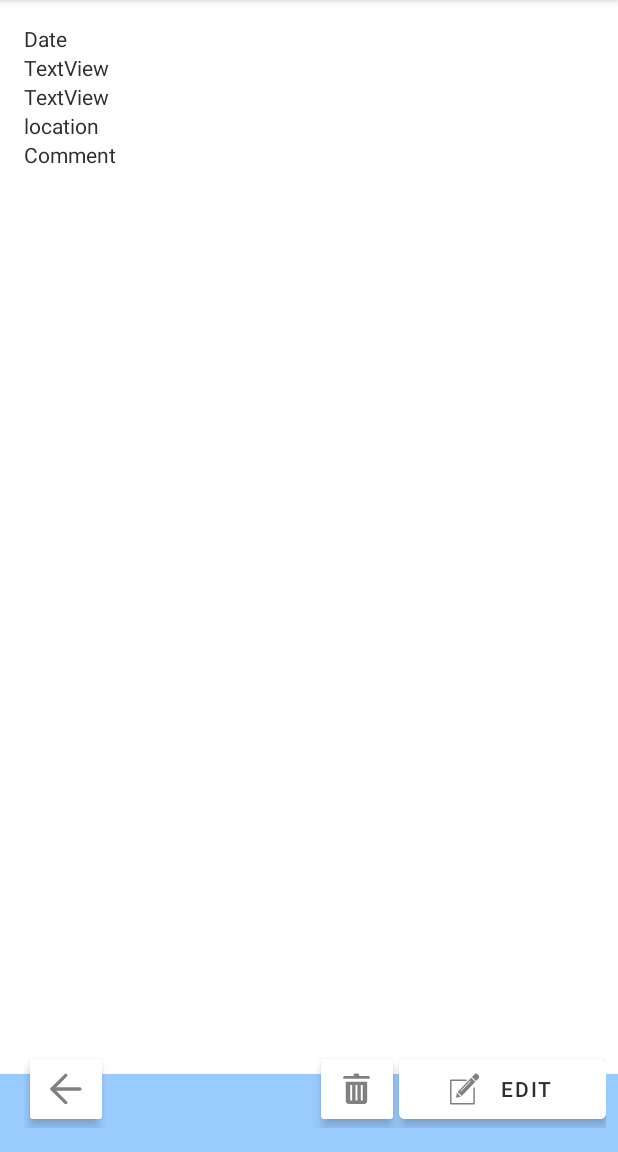
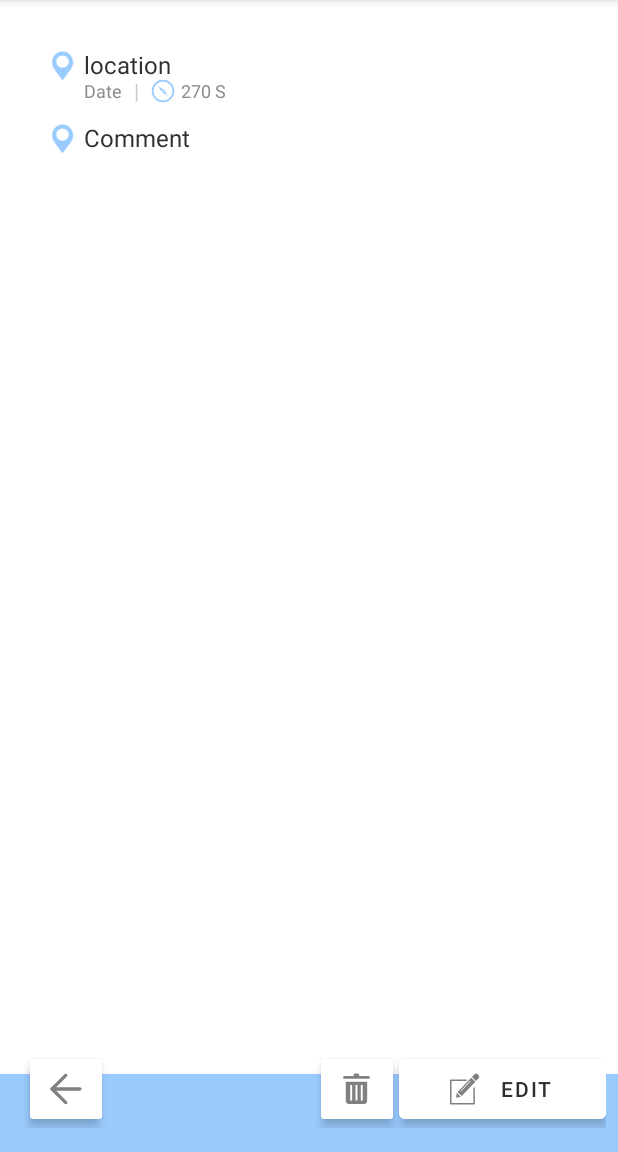
Before and after one commit to chungsi/PleinAirJournal, an Android app: the ViewEntryActivity screen opened directly, with no data from a screen before it, on a phone screen of 412 x 824 dp, the part 84-1236 px from its top. Run offline under Robolectric (Android 15) with nearby library versions, the phone set to English and light mode, and no system bars; 1 statement that could not run was skipped.

Commit message:
Update ViewEntry activity typographic hierarchy.

```diff
--- a/app/src/main/java/com/example/pleinairjournal/GalleryAdapter.java
+++ b/app/src/main/java/com/example/pleinairjournal/GalleryAdapter.java
@@ -57,13 +57,12 @@ public class GalleryAdapter extends RecyclerView.Adapter<GalleryAdapter.GalleryV
     public void onBindViewHolder(@NonNull GalleryViewHolder holder, int position) {
         final JournalEntry entry = mEntriesList.get(position);
         holder.text_entryLocation.setText(entry.getLocation());
-        holder.text_entryDate.setText(entry.getDate());
+        holder.text_entryDate.setText(entry.getShortDate());
 
         Glide.with(mContext)
                 .load(entry.getImageFilePath())
                 .transition(withCrossFade())
                 .into(holder.squareImage_photoPreview);
-//                .into(holder.image_photoPreview);
     }
 
     @Override
@@ -92,7 +91,6 @@ public class GalleryAdapter extends RecyclerView.Adapter<GalleryAdapter.GalleryV
         private GalleryAdapter mAdapter;
 
         private TextView text_entryLocation, text_entryDate, text_entryDaysSinceCreated;
-        private ImageView image_photoPreview;
         private SquareImageView squareImage_photoPreview;
         private final Context mContext;
 
@@ -104,7 +102,6 @@ public class GalleryAdapter extends RecyclerView.Adapter<GalleryAdapter.GalleryV
 
             text_entryLocation = mLayout.findViewById(R.id.text_galleryEntryLocation);
             text_entryDate = mLayout.findViewById(R.id.text_galleryEntryDate);
-            image_photoPreview = mLayout.findViewById(R.id.image_viewPhotoPreview);
             squareImage_photoPreview = mLayout.findViewById(R.id.squareImage_photoPreview);
 
             v.setOnClickListener(this);
--- a/app/src/main/java/com/example/pleinairjournal/JournalEntry.java
+++ b/app/src/main/java/com/example/pleinairjournal/JournalEntry.java
@@ -24,7 +24,7 @@ public class JournalEntry {
      * TODO: determine if setter methods are necessary, as we are using the object as an interface
      * */
     private long mId, mTimestamp;
-    private String mLocation, mComment, mImageFilePath, mDate, mFullDate, mTime;
+    private String mLocation, mComment, mImageFilePath, mDate, mFullDate, mTime, mShortDate;
     private String mCardinalDirection, mCardinalString;
     private int mCardinalDegree;
 //    private Date mSqlDate;
@@ -47,6 +47,7 @@ public class JournalEntry {
         mTimestamp = timestamp;
         mFullDate = new SimpleDateFormat("EEEE, LLLL d, YYYY").format(timestamp);
         mDate = new SimpleDateFormat("LLLL d, YYYY").format(timestamp);
+        mShortDate = new SimpleDateFormat("LLLL d").format(timestamp);
         mTime = new SimpleDateFormat("h:mm a").format(timestamp);
 //        mSqlDate = new Date(timestamp);
         mLocation = location;
@@ -67,7 +68,9 @@ public class JournalEntry {
     public long getId() { return mId; }
     public long getTimestamp() { return mTimestamp; }
     public String getFullDate() { return mFullDate; }
+    public String getShortDate() { return mShortDate; }
     public String getDate() { return mDate; }
+    public String getDisplayDate() { return mShortDate + ", " + mTime; }
     public String getTime() { return mTime; }
     public String getLocation() { return mLocation; }
     public String getComment() { return mComment; }
--- a/app/src/main/java/com/example/pleinairjournal/ViewEntryActivity.java
+++ b/app/src/main/java/com/example/pleinairjournal/ViewEntryActivity.java
@@ -22,7 +22,7 @@ public class ViewEntryActivity extends ViewEntryMenu
                                implements DeleteConfirmationDialogFragment.DeleteConfirmationDialogListener {
     static final int UPDATE_ENTRY = 2;
 
-    private TextView text_location, text_comment, text_date, text_time, text_cardinal;
+    private TextView text_location, text_comment, text_date, text_cardinal;
     private ViewEntryViewModel mViewModel;
     private ImageView image_photoPreview;
 
@@ -43,7 +43,6 @@ public class ViewEntryActivity extends ViewEntryMenu
         text_location = findViewById(R.id.text_viewLocation);
         text_comment = findViewById(R.id.text_viewComment);
         text_date = findViewById(R.id.text_date);
-        text_time = findViewById(R.id.text_time);
         text_cardinal = findViewById(R.id.text_cardinal);
         image_photoPreview = findViewById(R.id.image_viewPhotoPreview);
 
@@ -55,8 +54,7 @@ public class ViewEntryActivity extends ViewEntryMenu
             public void onChanged(JournalEntry entry) {
                 text_location.setText(entry.getLocation());
                 text_comment.setText(entry.getComment());
-                text_date.setText(entry.getDate());
-                text_time.setText(entry.getTime());
+                text_date.setText(entry.getDisplayDate());
                 text_cardinal.setText(entry.getCardinalString());
 
                 // Here we use the Glide library to efficiently load Bitmap images at the right
@@ -79,8 +77,7 @@ public class ViewEntryActivity extends ViewEntryMenu
             mViewModel.refreshEntry();
             text_location.setText(mViewModel.getLocation());
             text_comment.setText(mViewModel.getComment());
-            text_date.setText(mViewModel.getDate());
-            text_time.setText(mViewModel.getTime());
+            text_date.setText(mViewModel.getDisplayDate());
             text_cardinal.setText(mViewModel.getCardinalString());
 
             Glide.with(getApplicationContext())
--- a/app/src/main/java/com/example/pleinairjournal/ViewEntryViewModel.java
+++ b/app/src/main/java/com/example/pleinairjournal/ViewEntryViewModel.java
@@ -44,7 +44,7 @@ public class ViewEntryViewModel extends AndroidViewModel {
         return mEntry.getValue().getComment();
     }
     public String getImageFilePath() { return mEntry.getValue().getImageFilePath(); }
-    public String getDate() { return mEntry.getValue().getDate(); }
+    public String getDisplayDate() { return mEntry.getValue().getDisplayDate(); }
     public String getTime() { return mEntry.getValue().getTime(); }
     public String getCardinalString() { return mEntry.getValue().getCardinalString(); }
 
--- a/app/src/main/res/layout/activity_view_entry.xml
+++ b/app/src/main/res/layout/activity_view_entry.xml
@@ -19,7 +19,8 @@
         <LinearLayout
             android:layout_width="match_parent"
             android:layout_height="wrap_content"
-            android:orientation="vertical">
+            android:orientation="vertical"
+            android:padding="16dp">
 
             <ImageView
                 android:id="@+id/image_viewPhotoPreview"
@@ -32,41 +33,104 @@
                 android:layout_width="match_parent"
                 android:layout_height="match_parent"
                 android:orientation="vertical"
-                android:padding="16dp">
+                android:paddingHorizontal="16dp"
+                android:paddingVertical="16dp">
 
-                <TextView
-                    android:id="@+id/text_date"
+                <LinearLayout
                     android:layout_width="match_parent"
+                    android:layout_height="match_parent"
+                    android:layout_marginBottom="8dp"
+                    android:orientation="horizontal">
+
+                    <ImageView
+                        android:id="@+id/imageView4"
+                        android:layout_width="@dimen/iconMedium"
+                        android:layout_height="@dimen/iconMedium"
+                        app:srcCompat="@drawable/ic_icon_location" />
+
+                    <LinearLayout
+                        android:layout_width="wrap_content"
                         android:layout_height="wrap_content"
-                    android:text="Date"
-                    android:textSize="@dimen/bodyTextSize" />
-
-                <TextView
-                    android:id="@+id/text_time"
-                    android:layout_width="match_parent"
-                    android:layout_height="wrap_content"
-                    android:text="TextView"
-                    android:textSize="@dimen/bodyTextSize" />
-
-                <TextView
-                    android:id="@+id/text_cardinal"
-                    android:layout_width="match_parent"
-                    android:layout_height="wrap_content"
-                    android:text="TextView" />
+                        android:orientation="vertical">
 
                         <TextView
                             android:id="@+id/text_viewLocation"
                             android:layout_width="match_parent"
                             android:layout_height="wrap_content"
+                            android:layout_marginBottom="-5dp"
                             android:text="location"
-                    android:textSize="@dimen/bodyTextSize" />
+                            android:textSize="@dimen/largeBodyTextSize" />
+
+                        <LinearLayout
+                            android:layout_width="match_parent"
+                            android:layout_height="match_parent"
+                            android:gravity="center_vertical"
+                            android:orientation="horizontal">
+
+                            <TextView
+                                android:id="@+id/text_date"
+                                android:layout_width="wrap_content"
+                                android:layout_height="wrap_content"
+                                android:text="Date"
+                                android:textColor="@color/meta"
+                                android:textSize="@dimen/smallTextSize" />
+
+                            <TextView
+                                android:id="@+id/textView14"
+                                android:layout_width="wrap_content"
+                                android:layout_height="wrap_content"
+                                android:paddingLeft="8dp"
+                                android:paddingRight="4dp"
+                                android:text="|"
+                                android:textColor="#7C8D8D8D" />
+
+                            <LinearLayout
+                                android:layout_width="wrap_content"
+                                android:layout_height="wrap_content"
+                                android:gravity="start|center_vertical"
+                                android:orientation="horizontal">
+
+                                <ImageView
+                                    android:id="@+id/imageView6"
+                                    android:layout_width="@dimen/iconMedium"
+                                    android:layout_height="@dimen/iconMedium"
+                                    android:tint="@color/icon"
+                                    app:srcCompat="@drawable/ic_icon_compass" />
+
+                                <TextView
+                                    android:id="@+id/text_cardinal"
+                                    android:layout_width="wrap_content"
+                                    android:layout_height="wrap_content"
+                                    android:gravity="center"
+                                    android:text="270 S"
+                                    android:textColor="@color/meta"
+                                    android:textSize="@dimen/smallTextSize" />
+
+                            </LinearLayout>
+
+                        </LinearLayout>
+                    </LinearLayout>
+
+                </LinearLayout>
+
+                <LinearLayout
+                    android:layout_width="match_parent"
+                    android:layout_height="wrap_content"
+                    android:orientation="horizontal">
+
+                    <ImageView
+                        android:id="@+id/imageView5"
+                        android:layout_width="@dimen/iconMedium"
+                        android:layout_height="@dimen/iconMedium"
+                        app:srcCompat="@drawable/ic_icon_location" />
 
                     <TextView
                         android:id="@+id/text_viewComment"
                         android:layout_width="match_parent"
                         android:layout_height="wrap_content"
                         android:text="Comment"
-                    android:textSize="@dimen/bodyTextSize" />
+                        android:textSize="@dimen/largeBodyTextSize" />
+                </LinearLayout>
 
             </LinearLayout>
 
--- a/app/src/main/res/layout/journal_entry.xml
+++ b/app/src/main/res/layout/journal_entry.xml
@@ -53,7 +53,8 @@
                     android:layout_width="match_parent"
                     android:layout_height="wrap_content"
                     android:layout_marginBottom="-3dp"
-                    android:text="Location" />
+                    android:text="Location"
+                    android:textSize="@dimen/bodyTextSize" />
 
                 <TextView
                     android:id="@+id/text_galleryEntryDate"
--- a/app/src/main/res/values/colors.xml
+++ b/app/src/main/res/values/colors.xml
@@ -19,7 +19,7 @@
     <color name="buttonTextColor">#2F2F2F</color>
     <color name="darkButtonBackground">#5B5B5B</color>
 
-
+    <color name="icon">@color/colorAccent</color>
     <color name="transparent">#00000000</color>
     <color name="fadedBar">#809ACBFF</color>
 
--- a/app/src/main/res/values/dimens.xml
+++ b/app/src/main/res/values/dimens.xml
@@ -2,8 +2,12 @@
 <resources>
     <dimen name="largeHeadingTextSize">30sp</dimen>
     <dimen name="headingTextSize">20sp</dimen>
+    <dimen name="largeBodyTextSize">16sp</dimen>
     <dimen name="bodyTextSize">14sp</dimen>
     <dimen name="smallTextSize">12sp</dimen>
+
+    <dimen name="iconSmall">20dp</dimen>
+    <dimen name="iconMedium">24dp</dimen>
 
     <dimen name="spacing_bottomBarOffset">64dp</dimen>
     <dimen name="spacing_bottomBarColourOffset">52dp</dimen>
```
Also changed, not shown: app/src/main/res/layout/fragment_filter_dialog.xml (+20 -3 lines). Lines whose indentation alone changed are shown as unchanged.
